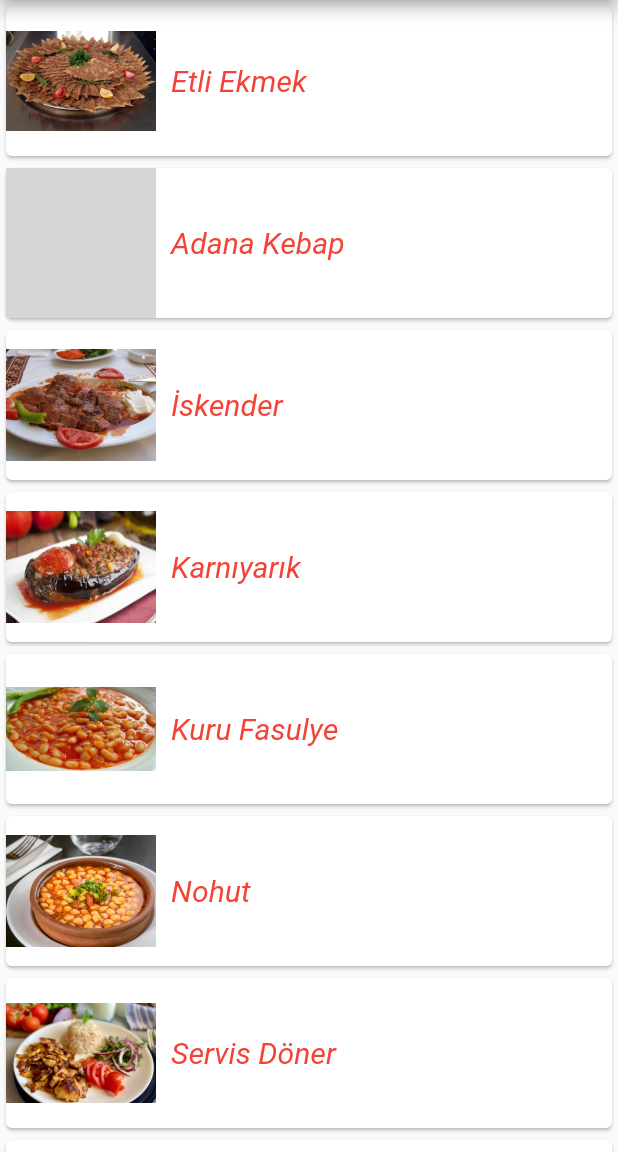
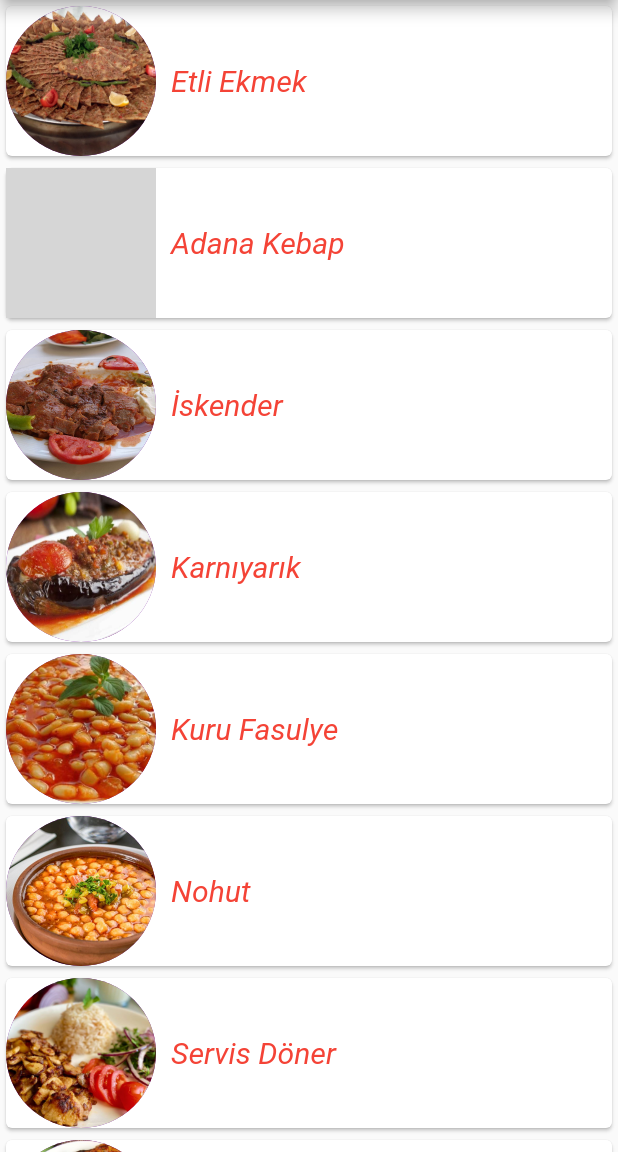
Before and after one commit to ertekinbatuhan/3301456_213301068, a Flutter app: the FoodsView screen opened directly, on a phone screen of 412 x 824 dp, the part 84-1236 px from its top. Run offline on Flutter 3.47's test engine with Material 2 defaults, Android fonts, the phone set to English and light mode, and no system bars; grey boxes are pictures that could not be loaded.

Commit message:
update the design

```diff
--- a/lib/view/foodsView.dart
+++ b/lib/view/foodsView.dart
@@ -116,7 +116,11 @@ class _FoodsViewState extends State<FoodsView> {
                         children: [
                           SizedBox(
                               width: 100,height: 100,
-                              child: Image.asset("images/${meal.meal_picture}" ,)),
+                              child: CircleAvatar(
+                                radius: 50,
+                                backgroundImage: AssetImage("images/${meal.meal_picture}"),
+                              )),
+                             // Image.asset("images/${meal.meal_picture}" ,)),
 
                           Column(
                             children: [
```
